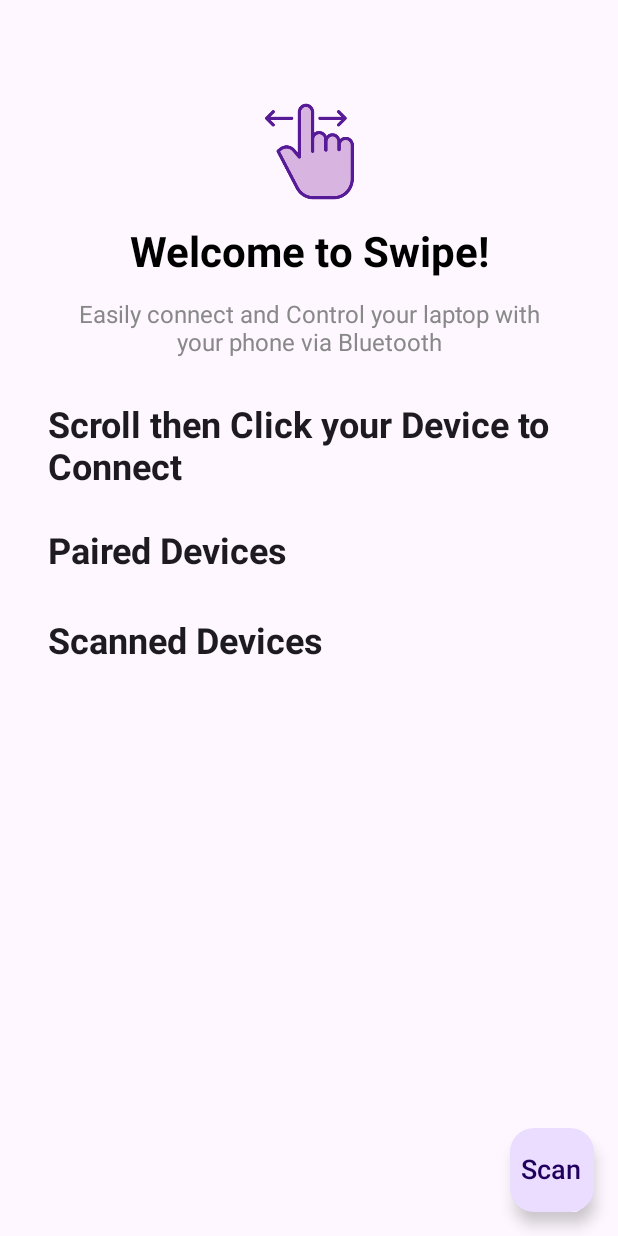
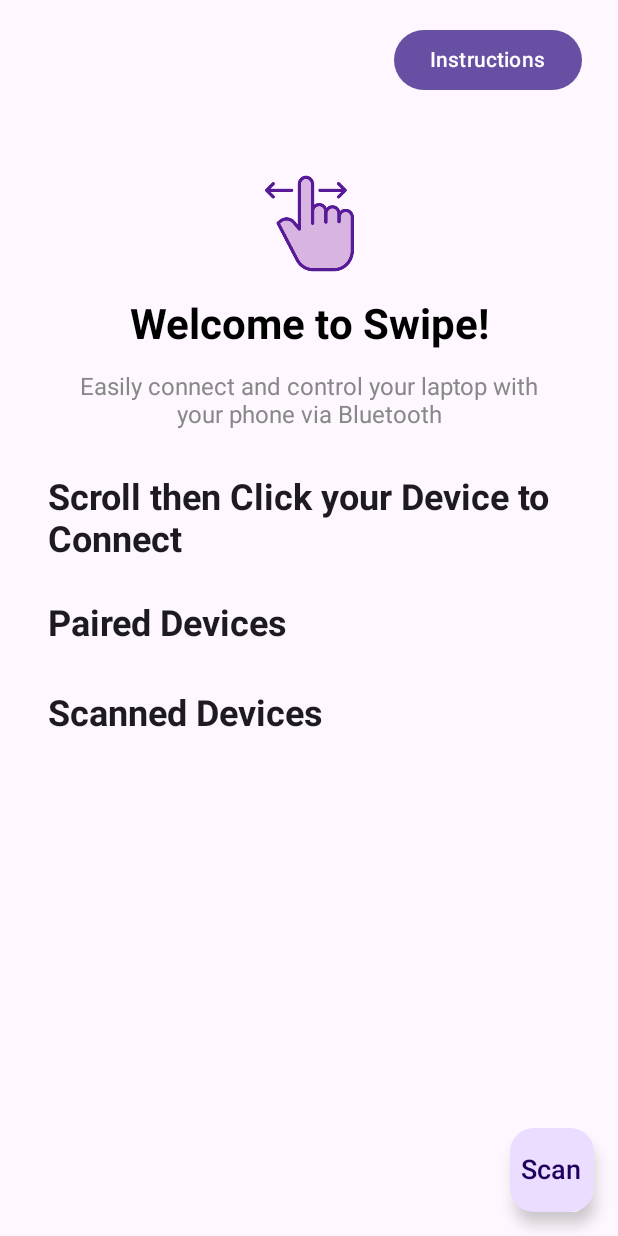
Before and after one commit to ArchieNshindano/Swipe, an Android app built with Jetpack Compose: the screen it shows after launch (MainActivity), on a phone screen of 412 x 824 dp. Run offline under Robolectric (Android 15) with nearby library versions, the light colour scheme and no system bars; our stand-ins replace Dagger/Hilt's generated code.

Commit message:
Add Instruction Button

```diff
--- a/AndroidCode/Swipe/app/src/main/java/com/example/swipe/bluetoothchat/presentation/components/DeviceScreen.kt
+++ b/AndroidCode/Swipe/app/src/main/java/com/example/swipe/bluetoothchat/presentation/components/DeviceScreen.kt
@@ -5,9 +5,17 @@ import androidx.compose.foundation.clickable
 import androidx.compose.foundation.layout.*
 import androidx.compose.foundation.lazy.LazyColumn
 import androidx.compose.foundation.lazy.items
+import androidx.compose.foundation.rememberScrollState
+import androidx.compose.foundation.verticalScroll
+import androidx.compose.material3.AlertDialog
 import androidx.compose.material3.Button
 import androidx.compose.material3.Text
+import androidx.compose.material3.TextButton
 import androidx.compose.runtime.Composable
+import androidx.compose.runtime.getValue
+import androidx.compose.runtime.mutableStateOf
+import androidx.compose.runtime.remember
+import androidx.compose.runtime.setValue
 import androidx.compose.ui.Alignment
 import androidx.compose.ui.Modifier
 import androidx.compose.ui.graphics.Color
@@ -20,7 +28,6 @@ import androidx.compose.ui.unit.dp
 import androidx.compose.ui.unit.sp
 import com.plcoding.bluetoothchat.domain.chat.BluetoothDevice
 import com.plcoding.bluetoothchat.presentation.BluetoothUiState
-
 @Composable
 fun DeviceScreen(
     state: BluetoothUiState = BluetoothUiState(),
@@ -30,6 +37,8 @@ fun DeviceScreen(
     onDeviceClick: (BluetoothDevice) -> Unit = {},
     onGetStartedClick: () -> Unit = {}
 ) {
+    var showInstructions by remember { mutableStateOf(false) }
+
     Box(
         modifier = Modifier
             .fillMaxSize()
@@ -41,14 +50,23 @@ fun DeviceScreen(
             verticalArrangement = Arrangement.SpaceBetween,
             modifier = Modifier.fillMaxHeight()
         ) {
+            Row(
+                modifier = Modifier
+                    .fillMaxWidth()
+                    .padding(horizontal = 8.dp),
+                horizontalArrangement = Arrangement.End
+            ) {
+                Button(onClick = { showInstructions = true }) {
+                    Text(text = "Instructions")
+                }
+            }
+
             Spacer(modifier = Modifier.height(50.dp))
 
             Image(
                 painter = painterResource(id = com.example.swipe.R.mipmap.swipe), // Replace with your drawable resource
                 contentDescription = "Bluetooth Icon",
-                modifier = Modifier
-
-                    .size(70.dp),
+                modifier = Modifier.size(70.dp),
                 contentScale = ContentScale.Fit
             )
 
@@ -62,7 +80,7 @@ fun DeviceScreen(
             )
 
             Text(
-                text = "Easily connect and Control your laptop with your phone via Bluetooth",
+                text = "Easily connect and control your laptop with your phone via Bluetooth",
                 fontSize = 16.sp,
                 color = Color.Gray,
                 textAlign = TextAlign.Center,
@@ -82,11 +100,91 @@ fun DeviceScreen(
 
             Spacer(modifier = Modifier.weight(1f))
 
-
             Spacer(modifier = Modifier.height(50.dp))
         }
     }
+
+    if (showInstructions) {
+        InstructionDialog(onDismiss = { showInstructions = false })
+    }
 }
+
+
+@Composable
+fun InstructionDialog(onDismiss: () -> Unit) {
+
+    AlertDialog(
+        onDismissRequest = onDismiss,
+        title = {
+            Text(text = "Instructions")
+        },
+        text = {
+            Box(modifier = Modifier.height(300.dp)) { // Restrict height to make it scrollable
+                androidx.compose.foundation.layout.Column(
+                    modifier = Modifier
+                        .verticalScroll(rememberScrollState()) // Enable scrolling
+                ) {
+                    Text(
+                        text = "Usage Instructions\n\n" +
+                                "Basic Setup\n" +
+                                "1. Ensure Bluetooth is enabled on both devices.\n" +
+                                "2. Pair the devices through system settings or the app.\n" +
+                                "3. Select the target device from the list to establish a connection.\n\n" +
+                                "TrackPad Area\n" +
+                                "1. The central gray box represents the TrackPad.\n" +
+                                "2. Use gestures and controls here to interact with the paired device.\n\n" +
+                                "Gesture Controls\n\n" +
+                                "Single Tap\n" +
+                                "1. Action: Triggers a standard click (left-click equivalent).\n" +
+                                "2. Example: Selecting a file.\n\n" +
+                                "Double Tap\n" +
+                                "1. Action: Triggers a double-click action.\n" +
+                                "2. Example: Opening a file or folder.\n\n" +
+                                "Single Tap and Drag\n" +
+                                "1. Action: Drag an item across the screen while holding down the \"left click.\"\n" +
+                                "2. Example: Moving an icon on the desktop.\n\n" +
+                                "Double Tap and Drag\n" +
+                                "1. Action: Enables dragging items with a double-click gesture.\n" +
+                                "2. Example: Resizing or rearranging windows.\n\n" +
+                                "Two-Finger Scroll\n" +
+                                "1. Action: Scroll vertically or horizontally using two fingers.\n" +
+                                "2. Example: Navigating through documents or web pages.\n\n" +
+                                "Button Controls\n\n" +
+                                "Directional Keys\n" +
+                                "1. Up Key: Scrolls or moves the selection upward.\n" +
+                                "2. Down Key: Scrolls or moves the selection downward.\n" +
+                                "3. Left Key: Moves selection to the left.\n" +
+                                "4. Right Key: Moves selection to the right.\n\n" +
+                                "Click Button\n" +
+                                "1. Located at the center of the directional keys.\n" +
+                                "2. Supports single-tap and double-tap actions for standard clicks.\n\n" +
+                                "Keyboard Icon\n" +
+                                "1. Toggles the on-screen keyboard.\n" +
+                                "2. Use the text field for typing input to the connected device.\n\n" +
+                                "Windows Key\n" +
+                                "1. Simulates the Windows key (or Command key on macOS).\n" +
+                                "2. Example: Open the Start Menu or Spotlight search.\n\n" +
+                                "Special Features\n\n" +
+                                "Dynamic Typing\n" +
+                                "1. Typing is enabled in the text field.\n" +
+                                "2. The app detects typing, including special gestures for backspace or input clearing.\n\n" +
+                                "Back Handling\n" +
+                                "1. Pressing the back button on Android devices hides the keyboard if visible.\n" +
+                                "2. If the keyboard is not visible, pressing back disconnects from the paired device.\n"
+                    )
+                }
+            }
+        },
+        confirmButton = {
+            TextButton(onClick = onDismiss) {
+                Text("Got It")
+            }
+        }
+    )
+}
+
+
+
 
 @Composable
 fun BluetoothDeviceList(
```
